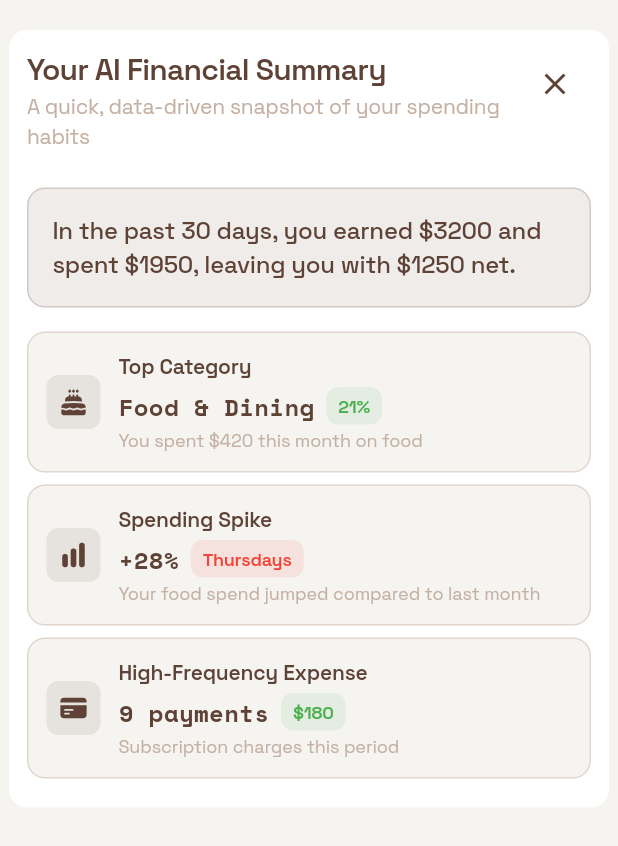
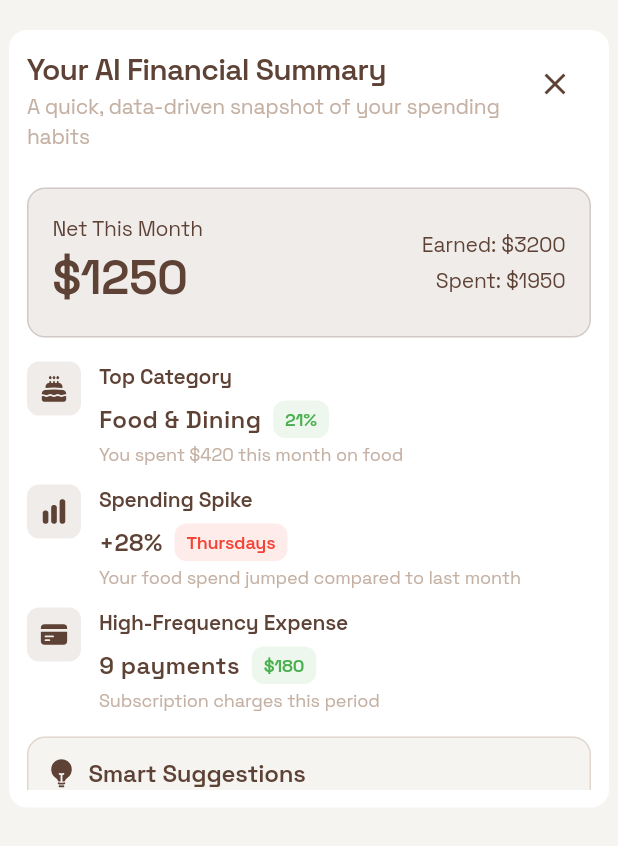
Before and after one commit to Dannny-Babs/tally, a Flutter app: the InsightModal widget shown alone on an empty page, opened directly, on a phone screen of 412 x 824 dp. Shown: the top 846 px of the screen. Run offline on Flutter 3.47's test engine with Material 3 defaults, Android fonts, the phone set to English and light mode, and no system bars; our stand-ins replace equatable, fl_chart, flutter_bloc, google_fonts, heroicons.

Commit message:
Refactor InsightModal widget to improve layout and structure, replacing Container with Material for better visual hierarchy, and enhancing the insight display with a more organized row layout. Updated styles and added new components for a clearer presentation of financial data.

```diff
--- a/lib/features/dashboard/widgets/insight_modal.dart
+++ b/lib/features/dashboard/widgets/insight_modal.dart
@@ -10,7 +10,9 @@ class InsightModal extends StatelessWidget {
 
   @override
   Widget build(BuildContext context) {
-    return Container(
+    return Material(
+      color: Colors.transparent,
+      child: Container(
         margin: const EdgeInsets.symmetric(horizontal: 6, vertical: 20),
         decoration: BoxDecoration(
           color: Colors.white,
@@ -24,6 +26,7 @@ class InsightModal extends StatelessWidget {
                 maxHeight: MediaQuery.of(context).size.height * 0.6,
               ),
               child: SingleChildScrollView(
+                child: IntrinsicHeight(
                   child: Column(
                     mainAxisSize: MainAxisSize.min,
                     crossAxisAlignment: CrossAxisAlignment.start,
@@ -73,7 +76,7 @@ class InsightModal extends StatelessWidget {
                         net: 1250,
                       ),
                       const SizedBox(height: 16),
-                  _buildInsightCard(
+                      _buildInsightRow(
                         context,
                         title: 'Top Category',
                         value: 'Food & Dining',
@@ -81,8 +84,8 @@ class InsightModal extends StatelessWidget {
                         details: 'You spent \$420 this month on food',
                         icon: HeroIcons.cake,
                       ),
-                  const SizedBox(height: 8),
-                  _buildInsightCard(
+                      const SizedBox(height: 12),
+                      _buildInsightRow(
                         context,
                         title: 'Spending Spike',
                         value: '+28%',
@@ -91,8 +94,8 @@ class InsightModal extends StatelessWidget {
                         icon: HeroIcons.chartBar,
                         isIncrease: true,
                       ),
-                  const SizedBox(height: 8),
-                  _buildInsightCard(
+                      const SizedBox(height: 12),
+                      _buildInsightRow(
                         context,
                         title: 'High-Frequency Expense',
                         value: '9 payments',
@@ -110,7 +113,7 @@ class InsightModal extends StatelessWidget {
                         ],
                       ),
                       const SizedBox(height: 16),
-                  _buildMiniChart(context),
+                      _buildChartCard(context),
                       const SizedBox(height: 24),
                       SizedBox(
                         width: double.infinity,
@@ -149,6 +152,8 @@ class InsightModal extends StatelessWidget {
               ),
             ),
           ),
+        ),
+      ),
     );
   }
 
@@ -167,25 +172,60 @@ class InsightModal extends StatelessWidget {
           color: AppColors.accent.withOpacity(0.2),
         ),
       ),
+      child: Row(
+        children: [
+          Expanded(
             child: Column(
               crossAxisAlignment: CrossAxisAlignment.start,
               children: [
                 Text(
-            'In the past 30 days, you earned \$${income.toStringAsFixed(0)} and spent \$${spent.toStringAsFixed(0)}, leaving you with \$${net.toStringAsFixed(0)} net.',
-            style: AppTextStyles.bodyMedium.copyWith(
+                  'Net This Month',
+                  style: GoogleFonts.spaceGrotesk(
                     color: AppColors.accent,
-              fontWeight: FontWeight.w500,
-              fontSize: 16,
+                    fontSize: 14,
                     letterSpacing: -0.15,
-              fontFamily: GoogleFonts.spaceGrotesk().fontFamily,
                   ),
+                ),
+                Text(
+                  '\$${net.toStringAsFixed(0)}',
+                  style: GoogleFonts.spaceGrotesk(
+                    color: AppColors.accent,
+                    fontSize: 32,
+                    fontWeight: FontWeight.w600,
+                    letterSpacing: -0.5,
+                  ),
+                ),
+              ],
+            ),
+          ),
+          Column(
+            crossAxisAlignment: CrossAxisAlignment.end,
+            children: [
+              Text(
+                'Earned: \$${income.toStringAsFixed(0)}',
+                style: GoogleFonts.spaceGrotesk(
+                  color: AppColors.accent,
+                  fontSize: 14,
+                  letterSpacing: -0.15,
+                ),
+              ),
+              const SizedBox(height: 4),
+              Text(
+                'Spent: \$${spent.toStringAsFixed(0)}',
+                style: GoogleFonts.spaceGrotesk(
+                  color: AppColors.accent,
+                  fontSize: 14,
+                  letterSpacing: -0.15,
+                ),
+              ),
+            ],
           ),
         ],
       ),
     );
   }
 
-  Widget _buildInsightCard(
+  Widget _buildInsightRow(
     BuildContext context, {
     required String title,
     required String value,
@@ -194,16 +234,8 @@ class InsightModal extends StatelessWidget {
     required HeroIcons icon,
     bool isIncrease = false,
   }) {
-    return Container(
-      padding: const EdgeInsets.all(12),
-      decoration: BoxDecoration(
-        color: AppColors.background,
-        borderRadius: BorderRadius.circular(12),
-        border: Border.all(
-          color: AppColors.primaryLight.withAlpha(150),
-        ),
-      ),
-      child: Row(
+    return Row(
+      crossAxisAlignment: CrossAxisAlignment.start,
       children: [
         Container(
           padding: const EdgeInsets.all(8),
@@ -233,7 +265,7 @@ class InsightModal extends StatelessWidget {
                   fontFamily: GoogleFonts.spaceGrotesk().fontFamily,
                 ),
               ),
-                const SizedBox(height: 4),
+              const SizedBox(height: 6),
               Row(
                 children: [
                   Text(
@@ -242,6 +274,7 @@ class InsightModal extends StatelessWidget {
                       color: AppColors.accent,
                       fontWeight: FontWeight.w600,
                       fontSize: 16,
+                      fontFamily: GoogleFonts.spaceGrotesk().fontFamily,
                     ),
                   ),
                   const SizedBox(width: 8),
@@ -257,6 +290,7 @@ class InsightModal extends StatelessWidget {
                         color: isIncrease ? Colors.red : Colors.green,
                         fontWeight: FontWeight.w600,
                         letterSpacing: -0.15,
+                        fontSize: 12,
                         fontFamily: GoogleFonts.spaceGrotesk().fontFamily,
                       ),
                     ),
@@ -277,7 +311,6 @@ class InsightModal extends StatelessWidget {
           ),
         ),
       ],
-      ),
     );
   }
 
@@ -338,7 +371,7 @@ class InsightModal extends StatelessWidget {
                       child: Text(
                         suggestion,
                         style: AppTextStyles.bodySmall.copyWith(
-                          color: AppColors.primary,
+                          color: AppColors.accentLight,
                           fontSize: 14,
                           letterSpacing: -0.08,
                           fontFamily: GoogleFonts.spaceGrotesk().fontFamily,
@@ -353,9 +386,9 @@ class InsightModal extends StatelessWidget {
     );
   }
 
-  Widget _buildMiniChart(BuildContext context) {
+  Widget _buildChartCard(BuildContext context) {
     return Container(
-      padding: const EdgeInsets.all(12),
+      padding: const EdgeInsets.all(16),
       decoration: BoxDecoration(
         color: AppColors.background,
         borderRadius: BorderRadius.circular(12),
@@ -368,12 +401,11 @@ class InsightModal extends StatelessWidget {
         children: [
           Text(
             'Spending Trend',
-            style: AppTextStyles.bodyMedium.copyWith(
+            style: GoogleFonts.spaceGrotesk(
               color: AppColors.accent,
               fontWeight: FontWeight.w600,
               fontSize: 16,
               letterSpacing: -0.15,
-              fontFamily: GoogleFonts.spaceGrotesk().fontFamily,
             ),
           ),
           const SizedBox(height: 12),
```
Lines whose indentation alone changed are shown as unchanged.
